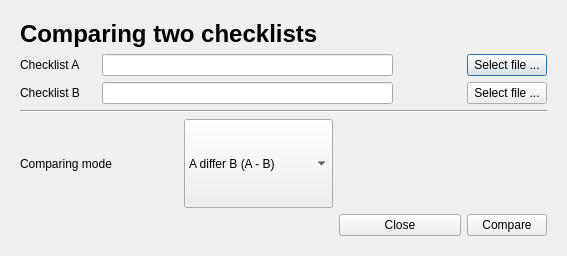
This is src/ui/ui_compare.ui in TaiBON/checklister as Qt 5 draws it before an edit. The edited form follows.
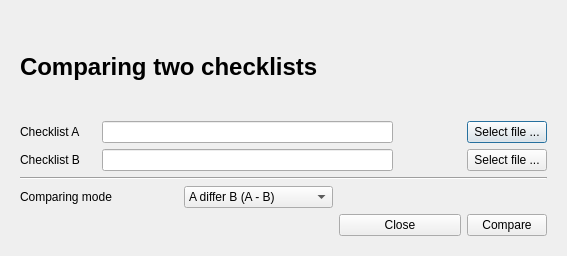
This is the edited form.

Commit message: minor changes on ui and genlist_api 1. fix the size of ui_compare buttons 2. remove unnecessary python modules

Diff of the .ui file:
```diff
--- a/src/ui/ui_compare.ui
+++ b/src/ui/ui_compare.ui
@@ -133,7 +133,7 @@
        <item row="4" column="2">
         <widget class="QComboBox" name="comboABDifference">
          <property name="sizePolicy">
-          <sizepolicy hsizetype="Fixed" vsizetype="MinimumExpanding">
+          <sizepolicy hsizetype="Fixed" vsizetype="Fixed">
            <horstretch>0</horstretch>
            <verstretch>0</verstretch>
           </sizepolicy>
```
The commit also changes 6 other files.
